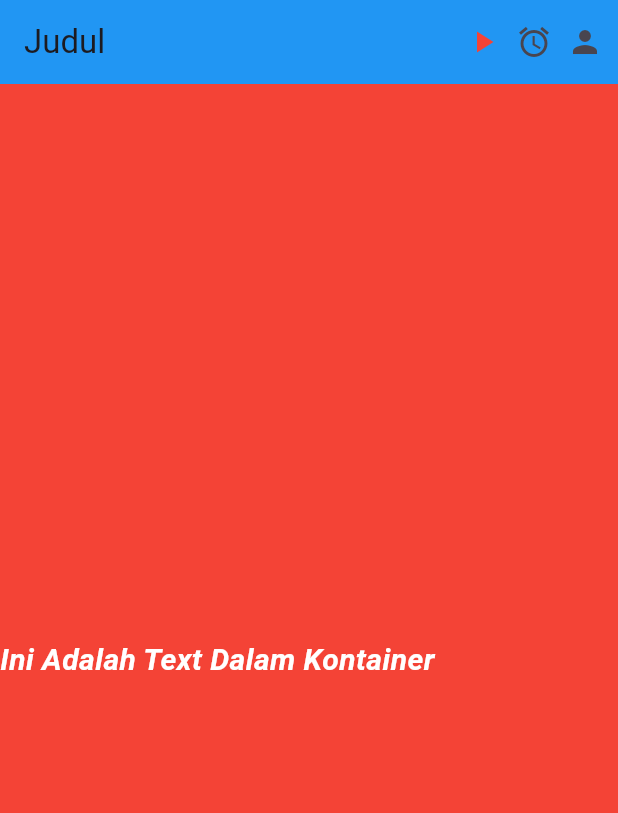
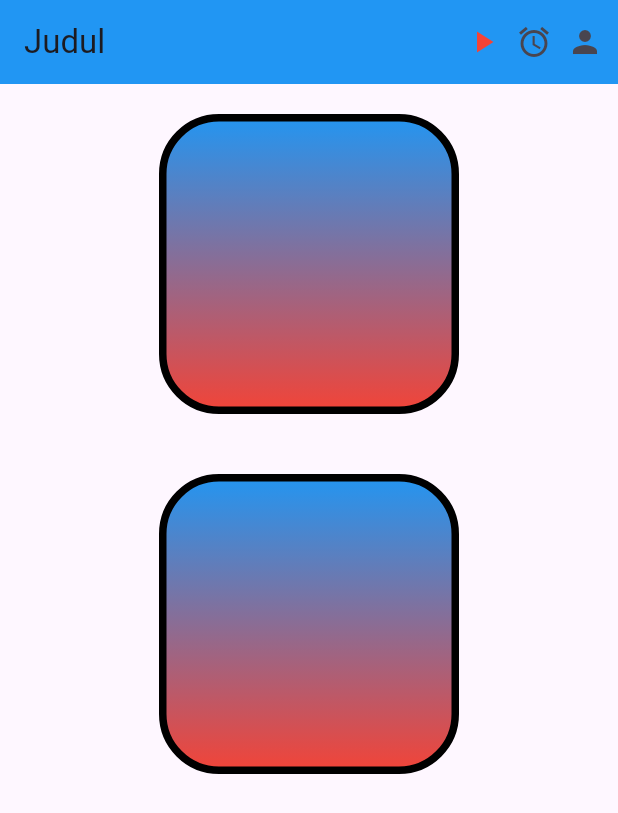
Before and after one commit to IhzaAnasrulloh/belajar_flutter_again, a Flutter app: the screen it shows after launch, on a phone screen of 412 x 824 dp. Shown: the top 813 px of the screen. Run offline on Flutter 3.47's test engine with Material 3 defaults, Android fonts, the phone set to English and light mode, and no system bars.

Commit message:
menambah child di dalam body

```diff
--- a/lib/main.dart
+++ b/lib/main.dart
@@ -1,6 +1,6 @@
 import 'package:flutter/material.dart';
 
-void main(){
+void main() {
   runApp(MyApp());
 }
 
@@ -27,23 +27,50 @@ class Home extends StatelessWidget {
         title: Text("Judul"),
         backgroundColor: Colors.blue,
         actions: [
-                Icon(Icons.play_arrow, color: Colors.red,),
-                SizedBox(width: 10,),
+          Icon(Icons.play_arrow, color: Colors.red),
+          SizedBox(width: 10),
           Icon(Icons.access_alarm),
-                SizedBox(width: 10,),
+          SizedBox(width: 10),
           Icon(Icons.person),
-                SizedBox(width: 10,),
+          SizedBox(width: 10),
         ],
       ),
-            body: Container(
-              alignment: Alignment.center,
-              color: Colors.red,
-              child: Row(children :
-                    [Text("Ini Adalah Text Dalam Kontainer",
-                        style: TextStyle(fontSize: 20,
-                        color: Colors.white,
-                        fontWeight: FontWeight.bold,
-                        fontStyle: FontStyle.italic,),)],), //Text("Ini Adalaah Text Dalam Kontainer", style: TextStyle(fontSize: 20,),
+      body: Center(
+        child: Column(
+          crossAxisAlignment: CrossAxisAlignment.center,
+          children: [
+            Container(
+              height: 200,
+              width: 200,
+              margin: EdgeInsets.all(20),
+              decoration: BoxDecoration(
+                color: Colors.black,
+                borderRadius: BorderRadius.circular(40),
+                gradient: LinearGradient(
+                  begin: Alignment.topCenter,
+                  end: Alignment.bottomCenter,
+                  colors: [Colors.blue, Colors.red],
+                ),
+                border: Border.all(color: Colors.black, width: 5),
+              ),
+            ),
+            Container(
+              height: 200,
+              width: 200,
+              margin: EdgeInsets.all(20),
+              decoration: BoxDecoration(
+                color: Colors.black,
+                borderRadius: BorderRadius.circular(40),
+                gradient: LinearGradient(
+                  begin: Alignment.topCenter,
+                  end: Alignment.bottomCenter,
+                  colors: [Colors.blue, Colors.red],
+                ),
+                border: Border.all(color: Colors.black, width: 5),
+              ),
+            ),
+          ],
+        ),
       ),
     );
   }
```
Lines whose indentation alone changed are shown as unchanged.
